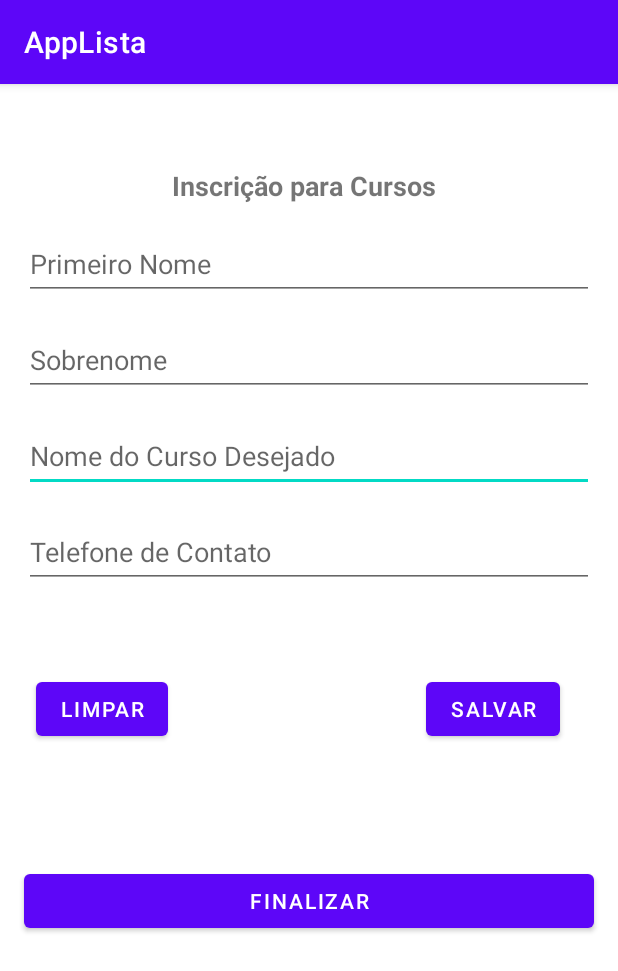
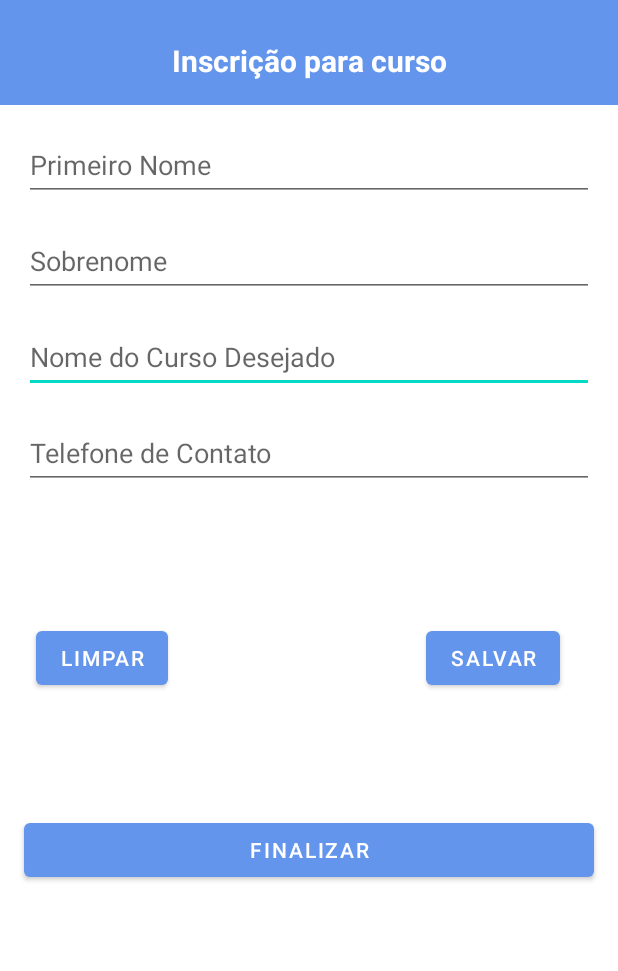
Before and after one commit to fernandoppm/Desenvolvimento_Android, an Android app: the screen it shows after launch (MainActivity), on a phone screen of 412 x 824 dp. Shown: the top 971 px of the screen. Run offline under Robolectric (Android 15) with nearby library versions, the phone set to English and light mode, and no system bars.

Commit message:
Atualização do layout, e uso dos métodos Get e Set

```diff
--- a/AppLista/app/src/main/java/devandroid/lucas/applista/model/Pessoa.java
+++ b/AppLista/app/src/main/java/devandroid/lucas/applista/model/Pessoa.java
@@ -1,6 +1,11 @@
 package devandroid.lucas.applista.model;
 
 public class Pessoa {
+
+    private String primeiroNome;
+    private String sobrenome;
+    private String cursoDesejado;
+    private String telefoneContato;
 
     public Pessoa() {
 
@@ -8,4 +13,36 @@ public class Pessoa {
 
 
     }
+
+    public String getPrimeiroNome() {
+        return primeiroNome;
+    }
+
+    public void setPrimeiroNome(String primeiroNome) {
+        this.primeiroNome = primeiroNome;
+    }
+
+    public String getSobrenome() {
+        return sobrenome;
+    }
+
+    public void setSobrenome(String sobrenome) {
+        this.sobrenome = sobrenome;
+    }
+
+    public String getCursoDesejado() {
+        return cursoDesejado;
+    }
+
+    public void setCursoDesejado(String cursoDesejado) {
+        this.cursoDesejado = cursoDesejado;
+    }
+
+    public String getTelefoneContato() {
+        return telefoneContato;
+    }
+
+    public void setTelefoneContato(String telefoneContato) {
+        this.telefoneContato = telefoneContato;
+    }
 }
--- a/AppLista/app/src/main/java/devandroid/lucas/applista/view/MainActivity.java
+++ b/AppLista/app/src/main/java/devandroid/lucas/applista/view/MainActivity.java
@@ -10,11 +10,48 @@ import devandroid.lucas.applista.model.Pessoa;
 public class MainActivity extends AppCompatActivity {
 
     Pessoa pessoa;
+    Pessoa outraPessoa;
+
+    String dadosPessoa;
+    String dadosOutraPessoa;
     @Override
     protected void onCreate(Bundle savedInstanceState) {
         super.onCreate(savedInstanceState);
+        getSupportActionBar().hide();
         setContentView(R.layout.activity_main);
 
         pessoa = new Pessoa();
+        pessoa.setPrimeiroNome("Lucas");
+        pessoa.setSobrenome("Fernando");
+        pessoa.setCursoDesejado("Android");
+        pessoa.setTelefoneContato("81-940028922");
+
+
+        outraPessoa = new Pessoa();
+        outraPessoa.setPrimeiroNome("Maria");
+        outraPessoa.setSobrenome("Fatima");
+        outraPessoa.setCursoDesejado("Python");
+        outraPessoa.setTelefoneContato("81-77567788");
+
+        dadosPessoa = "Primeiro nome: ";
+        dadosPessoa += pessoa.getPrimeiroNome();
+        dadosPessoa += " Sobrenome: ";
+        dadosPessoa += pessoa.getSobrenome();
+        dadosPessoa += " Curso Desejado: ";
+        dadosPessoa += pessoa.getCursoDesejado();
+        dadosPessoa += " Telefone de Contato: ";
+        dadosPessoa += pessoa.getTelefoneContato();
+
+        dadosOutraPessoa = "Primeiro nome: ";
+        dadosOutraPessoa += outraPessoa.getPrimeiroNome();
+        dadosOutraPessoa += " Sobrenome: ";
+        dadosOutraPessoa += outraPessoa.getSobrenome();
+        dadosOutraPessoa += " Curso Desejado: ";
+        dadosOutraPessoa += outraPessoa.getCursoDesejado();
+        dadosOutraPessoa += " Telefone de Contato: ";
+        dadosOutraPessoa += outraPessoa.getTelefoneContato();
+
+
+
     }
 }
--- a/AppLista/app/src/main/res/layout/activity_main.xml
+++ b/AppLista/app/src/main/res/layout/activity_main.xml
@@ -7,18 +7,27 @@
     tools:context=".view.MainActivity">
 
 
+    <View
+        android:id="@+id/view2"
+        android:layout_width="0dp"
+        android:layout_height="70dp"
+        android:background="#6495ED"
+        app:layout_constraintEnd_toEndOf="parent"
+        app:layout_constraintStart_toStartOf="parent"
+        app:layout_constraintTop_toTopOf="parent" />
+
     <TextView
-        android:id="@+id/txtTitulo"
         android:layout_width="wrap_content"
         android:layout_height="wrap_content"
-        android:layout_marginBottom="688dp"
-        android:text="@string/txt_titulo"
-        android:textSize="18sp"
+        android:layout_marginBottom="32dp"
+        android:text="Inscrição para curso"
+        android:textColor="#FFFFFF"
+        android:textSize="20sp"
         android:textStyle="bold"
-        app:layout_constraintBottom_toBottomOf="parent"
+        app:layout_constraintBottom_toTopOf="@+id/editPrimeiroNome"
         app:layout_constraintEnd_toEndOf="parent"
-        app:layout_constraintHorizontal_bias="0.487"
-        app:layout_constraintStart_toStartOf="parent" />
+        app:layout_constraintStart_toStartOf="parent"
+        tools:ignore="MissingConstraints" />
 
     <EditText
         android:id="@+id/editNomedoCurso"
@@ -38,13 +47,12 @@
         android:layout_width="match_parent"
         android:layout_height="48dp"
         android:layout_margin="16dp"
-        android:layout_marginTop="48dp"
         android:ems="10"
         android:hint="@string/text_hint_edit_primeiro_nome"
         android:inputType="textPersonName"
         app:layout_constraintEnd_toEndOf="parent"
         app:layout_constraintStart_toStartOf="parent"
-        app:layout_constraintTop_toBottomOf="@+id/txtTitulo" />
+        app:layout_constraintTop_toBottomOf="@+id/view2" />
 
     <EditText
         android:id="@+id/editSobrenome"
--- a/AppLista/app/src/main/res/values/themes.xml
+++ b/AppLista/app/src/main/res/values/themes.xml
@@ -2,8 +2,8 @@
     <!-- Base application theme. -->
     <style name="Theme.AppLista" parent="Theme.MaterialComponents.DayNight.DarkActionBar">
         <!-- Primary brand color. -->
-        <item name="colorPrimary">#5D06F8</item>
-        <item name="colorPrimaryVariant">@color/purple_700</item>
+        <item name="colorPrimary">#6495ED</item>
+        <item name="colorPrimaryVariant">@color/white</item>
         <item name="colorOnPrimary">@color/white</item>
         <!-- Secondary brand color. -->
         <item name="colorSecondary">@color/teal_200</item>
```
